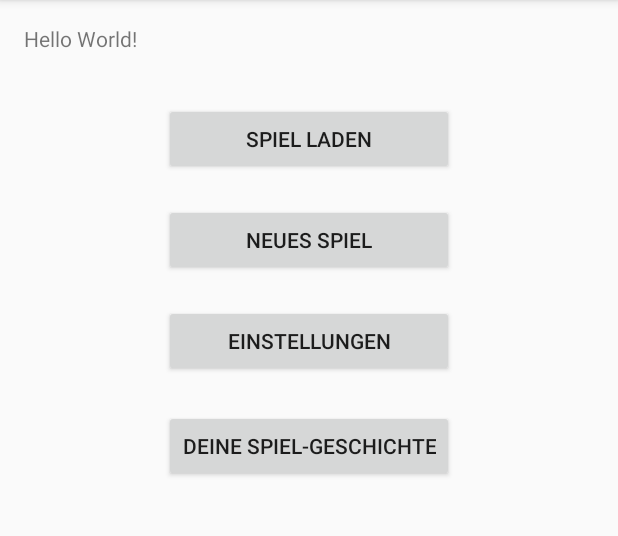
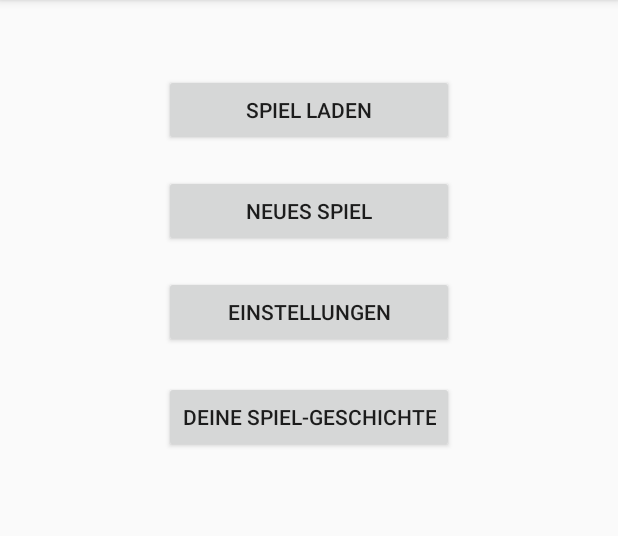
Before and after one commit to Rixxc/Decisions, an Android app: the screen it shows after launch (MainActivity), on a phone screen of 412 x 824 dp, the part 84-620 px from its top. Run offline under Robolectric (Android 15) with nearby library versions, the light colour scheme and no system bars; 1 statement that could not run was skipped.

Commit message:
refs #0006 Hallo Welt Nachricht entfernt

```diff
--- a/app/src/main/res/layout/activity_main.xml
+++ b/app/src/main/res/layout/activity_main.xml
@@ -9,12 +9,6 @@
     android:paddingRight="@dimen/activity_horizontal_margin"
     android:paddingTop="@dimen/activity_vertical_margin"
     tools:context="com.rixxc.decisions.MainActivity">
-
-    <TextView
-        android:layout_width="wrap_content"
-        android:layout_height="wrap_content"
-        android:text="Hello World!"
-        android:id="@+id/textView" />
 
     <Button
         android:text="Einstellungen"
```
